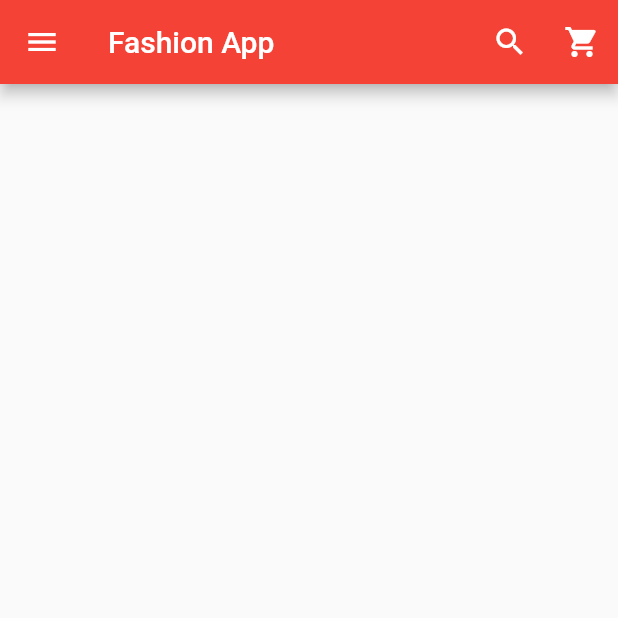
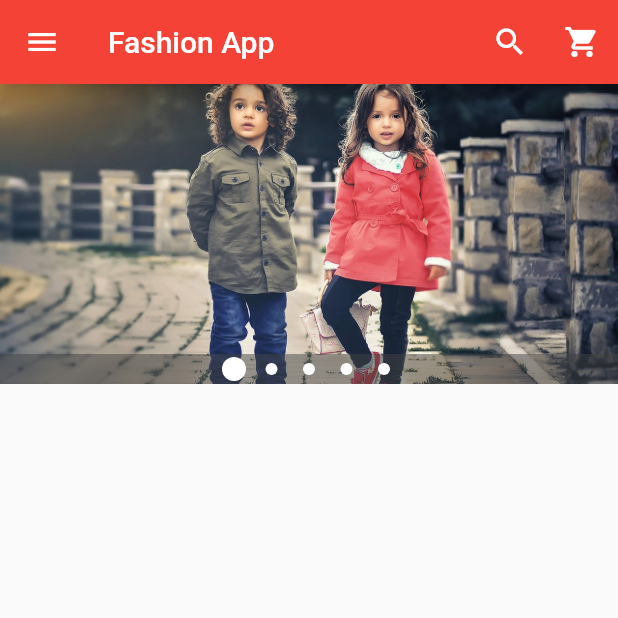
Before and after one commit to fahmiyuseri/flutter_ecommerce, a Flutter app: the screen it shows after launch, on a phone screen of 412 x 824 dp, the top half of it. Run offline on Flutter 3.47's test engine with Material 2 defaults, Android fonts, the phone set to English and light mode, and no system bars; drawn by our look-alikes of carousel_pro.

Commit message:
Image Slider Animation

```diff
--- a/lib/main.dart
+++ b/lib/main.dart
@@ -1,4 +1,6 @@
 import 'package:flutter/material.dart';
+import 'package:carousel_pro/carousel_pro.dart';
+
 
 void main(){
   runApp(
@@ -21,6 +23,25 @@ class HomePage extends StatefulWidget{
 class HomePageState extends State<HomePage>{
   @override
   Widget build(BuildContext context) {
+    Widget image_carousel = new Container(
+      height: 200.0,
+      child: new Carousel(
+        boxFit: BoxFit.cover,
+        images:[
+          AssetImage('images/c1.jpg'),
+          AssetImage('images/m1.jpeg'),
+          AssetImage('images/w3.jpeg'),
+          AssetImage('images/w4.jpeg'),
+          AssetImage('images/m2.jpg'),
+        ],
+        autoplay: true,
+        animationCurve: Curves.fastOutSlowIn,
+        animationDuration: Duration(milliseconds: 1000),
+        dotSize: 8.0,
+        //dotColor: Colors.red,
+        indicatorBgPadding: 2.0,
+      ),
+    );
     return Scaffold(
       appBar: new AppBar(
         backgroundColor: Colors.red,
@@ -103,6 +124,11 @@ class HomePageState extends State<HomePage>{
           ],
         ),
       ),
+      body:new ListView(
+        children: <Widget>[
+          image_carousel
+        ],
+      )
     );
 
   }
```
Also changed, not shown: pubspec.yaml (+8 -3 lines), pubspec.lock.
